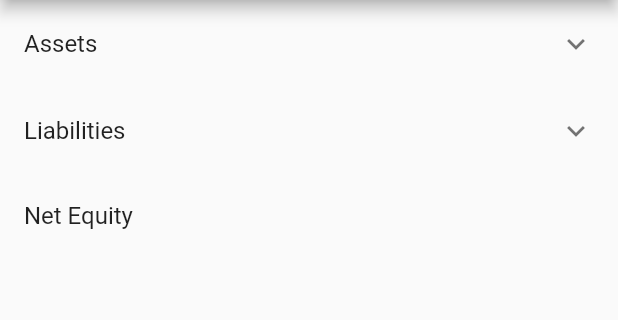
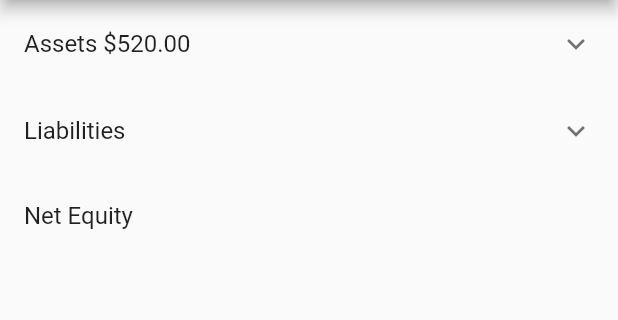
Before and after one commit to curriei/money-manager, a Flutter app: the BalanceSheet screen opened by its route, on a phone screen of 412 x 824 dp, the part 84-404 px from its top. Run offline on Flutter 3.47's test engine with Material 2 defaults, Android fonts, the phone set to English and light mode, and no system bars; our stand-ins replace flutter_datetime_picker, flutter_masked_text.

Commit message:
More work on balance sheet

```diff
--- a/lib/API.dart
+++ b/lib/API.dart
@@ -6,6 +6,9 @@ class ExpenseList {
   static int numExpenses = 0;
   static int numReimburses = 0;
   static double totalReimburse = 0.0;
+  static double startingBankBalance = 500;
+  static double startingCashBalance = 20;
+
 
   static int addExpense(double amount, String account, DateTime date, bool reimburse){
     expenses.add({'account': account,'amount': amount, 'date' : date, 'reimburse' : reimburse});
@@ -22,7 +25,7 @@ class ExpenseList {
   }
 
   static String getGrandTotal(){
-    return grandTotal.toStringAsFixed(2);
+    return _toPrintDollar(grandTotal);
   }
 
   static int getNumAccounts(){
@@ -34,7 +37,7 @@ class ExpenseList {
   }
 
   static String getAccountTotal(String accountName){
-    return total[accountName].toStringAsFixed(2);
+    return _toPrintDollar(total[accountName]);
   }
 
   static int getNumExpenses(){
@@ -45,10 +48,22 @@ class ExpenseList {
     return expenses[index];
   }
 
-  static int getNumReimburesements(){
+  static int getNumReimbursements(){
     return numReimburses;
   }
   static String getTotalReimburse(){
-    return totalReimburse.toStringAsFixed(2);
+    return _toPrintDollar(totalReimburse);
+  }
+  static String getTotalAssets(){
+    return _toPrintDollar(totalReimburse+startingBankBalance+startingCashBalance-grandTotal);
+  }
+  static String getCashInBank(){
+    return _toPrintDollar(startingCashBalance-grandTotal);
+  }
+  static String getCashOnHand(){
+    return _toPrintDollar(startingCashBalance);
+  }
+  static String _toPrintDollar(double amount){
+    return amount.toStringAsFixed(2);
   }
 }
--- a/lib/BalanceSheet.dart
+++ b/lib/BalanceSheet.dart
@@ -16,10 +16,10 @@ class BalanceSheet extends StatelessWidget{
         endDrawer: Menu(),
         body: ListView(
           children: <Widget>[
-            ExpansionTile(title: Text("Assets"),
+            ExpansionTile(title: Text("Assets \$${ExpenseList.getTotalAssets()}"),
               children: <Widget>[
-                ListTile(title: Text("Cash in bank"),),
-                ListTile(title: Text("Cash on hand")),
+                ListTile(title: Text("Cash in bank: \$${ExpenseList.getCashInBank()}"),),
+                ListTile(title: Text("Cash on hand: \$${ExpenseList.getCashOnHand()}")),
                 ListTile(title: Text("Accounts receivable: \$${ExpenseList.getTotalReimburse()}")),
                 ListTile(title: Text("Long term assets")),
               ],
--- a/lib/Reimbursements.dart
+++ b/lib/Reimbursements.dart
@@ -47,7 +47,7 @@ class _ReimbursementState extends State<ReimbursementsSF>{
                   });},
                 ),
               );
-            if(ExpenseList.getNumReimburesements() == 0 && index == 0)
+            if(ExpenseList.getNumReimbursements() == 0 && index == 0)
               return ListTile(title: Text("No outstanding reimbursements."));
             return Container();
           }
```
